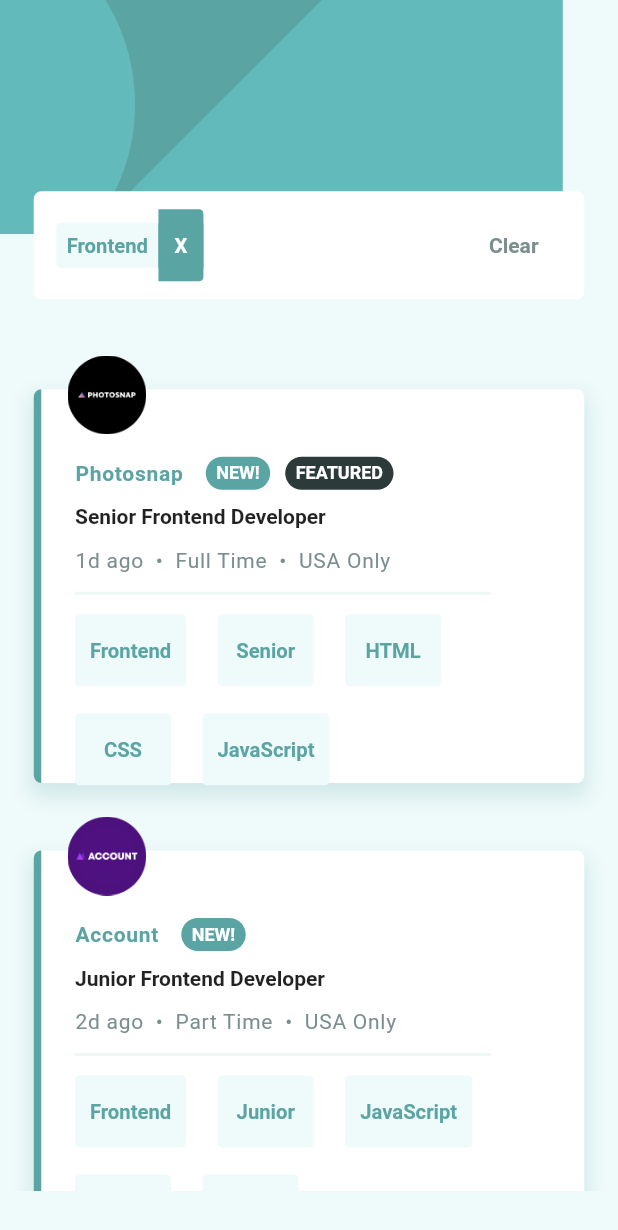
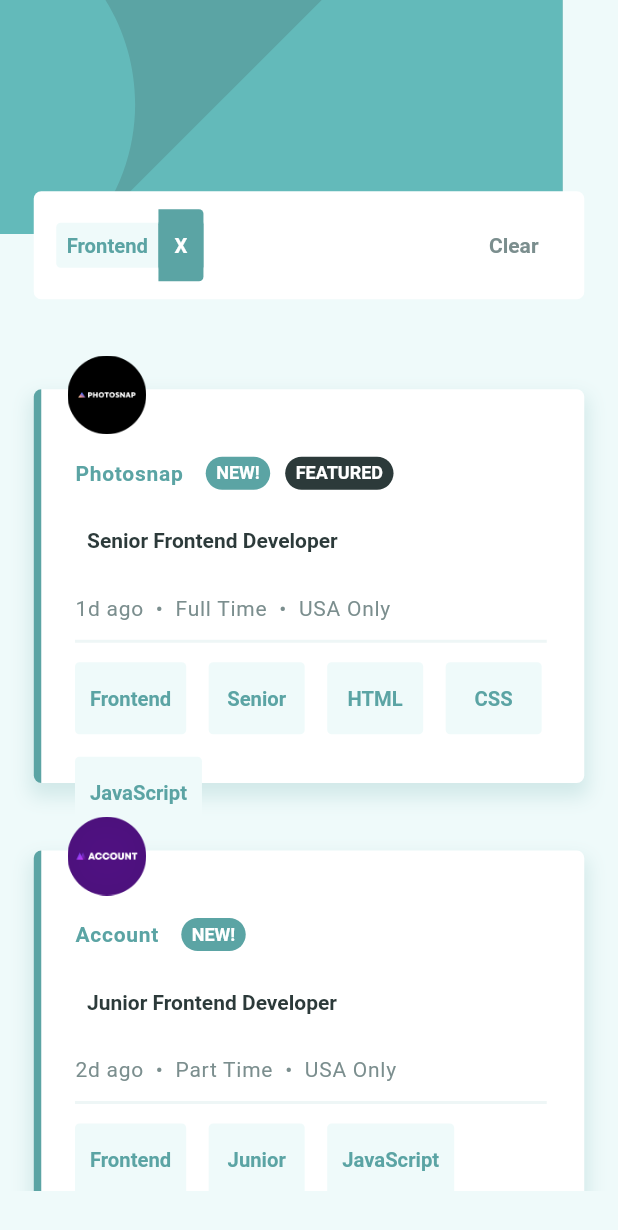
Before and after one commit to 0-BSCode/static-job-listings-master, a Flutter app: the screen it shows after launch, after a tap on "Frontend", on a phone screen of 412 x 824 dp. Shown: the top 1230 px of the screen. Run offline on Flutter 3.47's test engine with Material 2 defaults, Android fonts, the phone set to English and light mode, and no system bars; our stand-ins replace flutter_svg; Roboto replaces fonts that are missing (Spartan).

Commit message:
Added hover states to buttons

```diff
--- a/lib/components/filter.dart
+++ b/lib/components/filter.dart
@@ -47,7 +47,13 @@ class Filter extends StatelessWidget {
               child: TextButton(
                 style: ButtonStyle(
                   backgroundColor: MaterialStateColor.resolveWith(
-                    (states) => COLOR_DARK_CYAN.toColor(),
+                    (states) {
+                      if (states.contains(MaterialState.hovered)) {
+                        return COLOR_VERY_DARK_GRAY_CYAN.toColor();
+                      } else {
+                        return COLOR_DARK_CYAN.toColor();
+                      }
+                    },
                   ),
                 ),
                 onPressed: () {
--- a/lib/components/jobCard.dart
+++ b/lib/components/jobCard.dart
@@ -67,7 +67,7 @@ class JobCard extends StatelessWidget {
                     Container(
                       padding: EdgeInsets.fromLTRB(
                           rootSize * 1.5, rootSize * 3, 0, 0),
-                      width: rootSize * 20,
+                      width: constraints.maxWidth - rootSize,
                       child: Column(
                         crossAxisAlignment: CrossAxisAlignment.start,
                         children: [
@@ -97,11 +97,29 @@ class JobCard extends StatelessWidget {
                             ],
                           ),
                           addVerticalSpacing(rootSize * 10 / 15),
-                          Text(
-                            jobInfo['position'],
-                            style: TextStyle(
-                              fontWeight: FontWeight.w700,
-                              fontSize: rootSize * 14 / 15,
+                          TextButton(
+                            onPressed: () {},
+                            style: ButtonStyle(
+                              overlayColor: MaterialStateColor.resolveWith(
+                                (states) =>
+                                    COLOR_LIGHT_GRAY_CYAN_BACKGROUND.toColor(),
+                              ),
+                              foregroundColor: MaterialStateColor.resolveWith(
+                                (states) {
+                                  if (states.contains(MaterialState.hovered)) {
+                                    return COLOR_DARK_CYAN.toColor();
+                                  } else {
+                                    return COLOR_VERY_DARK_GRAY_CYAN.toColor();
+                                  }
+                                },
+                              ),
+                            ),
+                            child: Text(
+                              jobInfo['position'],
+                              style: TextStyle(
+                                fontWeight: FontWeight.w700,
+                                fontSize: rootSize * 14 / 15,
+                              ),
                             ),
                           ),
                           addVerticalSpacing(rootSize * 13 / 15),
@@ -132,8 +150,8 @@ class JobCard extends StatelessWidget {
                           ),
                           addVerticalSpacing(rootSize * 13 / 15),
                           Wrap(
-                            spacing: rootSize * 1.4,
-                            runSpacing: rootSize * 1.2,
+                            spacing: rootSize,
+                            runSpacing: rootSize,
                             children: [
                               JobDescription(
                                 description: jobInfo["role"],
--- a/lib/components/jobDescription.dart
+++ b/lib/components/jobDescription.dart
@@ -27,10 +27,20 @@ class JobDescription extends StatelessWidget {
           ),
           overlayColor: MaterialStateColor.resolveWith(
             (states) {
-              if (states.contains(MaterialState.hovered)) {
-                return COLOR_LIGHT_GRAY_CYAN_TABLETS.toColor();
+              if (states.contains(MaterialState.hovered) ||
+                  states.contains(MaterialState.pressed)) {
+                return COLOR_DARK_CYAN.toColor();
               } else {
                 return Colors.white;
+              }
+            },
+          ),
+          foregroundColor: MaterialStateColor.resolveWith(
+            (states) {
+              if (states.contains(MaterialState.hovered)) {
+                return Colors.white;
+              } else {
+                return COLOR_DARK_CYAN.toColor();
               }
             },
           ),
@@ -38,7 +48,6 @@ class JobDescription extends StatelessWidget {
         child: Text(
           description,
           style: TextStyle(
-            color: COLOR_DARK_CYAN.toColor(),
             fontWeight: FontWeight.w700,
             fontSize: rootSize * 13.5 / 15,
           ),
--- a/lib/screens/homePage.dart
+++ b/lib/screens/homePage.dart
@@ -7,6 +7,7 @@ import 'package:static_job_listings_master/providers/rootSizeProvider.dart';
 import 'package:static_job_listings_master/styles.dart';
 import 'package:flutter_svg/flutter_svg.dart';
 import 'package:static_job_listings_master/utils/addSpacing.dart';
+import 'package:static_job_listings_master/utils/determineRootSize.dart';
 import 'package:static_job_listings_master/utils/generateFilters.dart';
 import 'package:static_job_listings_master/utils/readJSONFile.dart';
 
@@ -15,6 +16,7 @@ class HomePage extends StatelessWidget {
 
   @override
   Widget build(BuildContext context) {
+    determineRootSize(context);
     final double rootSize = Provider.of<RootSizeProvider>(context).rootSize;
     final double deviceWidth = MediaQuery.of(context).size.width;
     final List<String> filters = Provider.of<FiltersProvider>(context).filters;
@@ -81,11 +83,20 @@ class HomePage extends StatelessWidget {
                                     }
                                   },
                                 ),
+                                foregroundColor: MaterialStateColor.resolveWith(
+                                  (states) {
+                                    if (states
+                                        .contains(MaterialState.hovered)) {
+                                      return COLOR_DARK_CYAN.toColor();
+                                    } else {
+                                      return COLOR_DARK_GRAY_CYAN.toColor();
+                                    }
+                                  },
+                                ),
                               ),
                               child: Text(
                                 'Clear',
                                 style: TextStyle(
-                                  color: COLOR_DARK_GRAY_CYAN.toColor(),
                                   fontWeight: FontWeight.w700,
                                 ),
                               ),
--- /dev/null
+++ b/lib/utils/determineRootSize.dart
@@ -0,0 +1,34 @@
+import 'package:flutter/material.dart';
+import 'package:static_job_listings_master/providers/rootSizeProvider.dart';
+import 'package:provider/provider.dart';
+
+const Map<String, double> deviceWidths = {
+  'xxs': 480,
+  'xs': 575,
+  'sm': 767,
+  'md': 991,
+  'lg': 1119,
+  'xl': 1399
+};
+
+void determineRootSize(BuildContext context) {
+  final RootSizeProvider rootSizeProvider =
+      Provider.of<RootSizeProvider>(context);
+  final deviceWidth = MediaQuery.of(context).size.width;
+
+  if (deviceWidth < deviceWidths['xxs']!) {
+    rootSizeProvider.setRootSize(15);
+  } else if (deviceWidth < deviceWidths['xs']!) {
+    rootSizeProvider.setRootSize(16.65);
+  } else if (deviceWidth < deviceWidths['sm']!) {
+    rootSizeProvider.setRootSize(19.9);
+  } else if (deviceWidth < deviceWidths['md']!) {
+    rootSizeProvider.setRootSize(26.6);
+  } else if (deviceWidth < deviceWidths['lg']!) {
+    rootSizeProvider.setRootSize(11);
+  } else if (deviceWidth < deviceWidths['xl']!) {
+    rootSizeProvider.setRootSize(14);
+  } else {
+    rootSizeProvider.setRootSize(13.5);
+  }
+}
```
